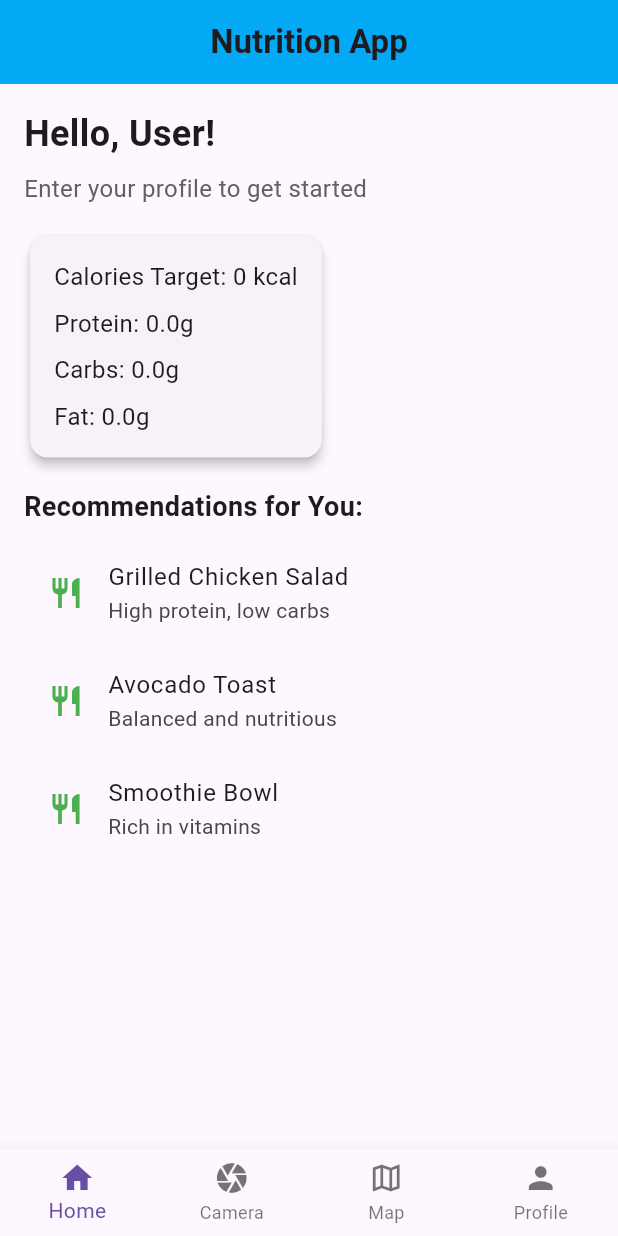
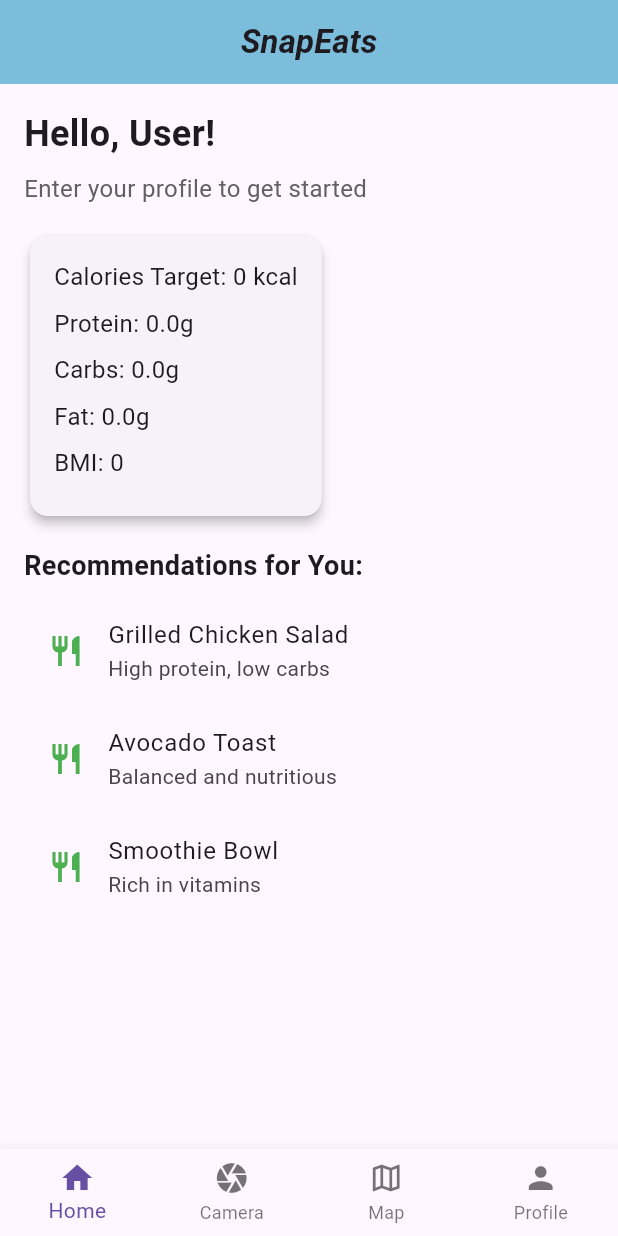
Before and after one commit to lufia0813/SnapEats, a Flutter app: the screen it shows after launch, on a phone screen of 412 x 824 dp. Run offline on Flutter 3.47's test engine with Material 3 defaults, Android fonts, the phone set to English and light mode, and no system bars.

Commit message:
BMI Calculation

```diff
--- a/snapeats/lib/homepage.dart
+++ b/snapeats/lib/homepage.dart
@@ -3,12 +3,15 @@ import 'package:provider/provider.dart';
 import 'user_profile.dart';
 
 class HomePage extends StatelessWidget {
+  const HomePage({super.key});
+
   @override
   Widget build(BuildContext context) {
     final userProfile = context.watch<UserProfile>();
 
     // Calculate BMR (Basal Metabolic Rate) using the Mifflin-St Jeor equation.
     double bmr = 0;
+    double bmi = 0.0;
     if (userProfile.gender == 'Male') {
       bmr = 10 * (userProfile.weight ?? 70) +
           6.25 * (userProfile.height ?? 175) -
@@ -20,6 +23,9 @@ class HomePage extends StatelessWidget {
           5 * (userProfile.age ?? 25) -
           161;
     }
+
+    //calculate bmi  = weight/m^2
+    bmi  = (userProfile.weight ?? 1) / ((userProfile.height ?? 1) /100  * (userProfile.height ?? 1)/100 );
 
     // Adjust calories based on the goal (Gain or Lose)
     double calorieTarget = bmr * 1.2; // Sedentary activity level
@@ -37,11 +43,11 @@ class HomePage extends StatelessWidget {
     return Scaffold(
       appBar: AppBar(
         title: const Text(
-          'Nutrition App',
-          style: TextStyle(fontWeight: FontWeight.bold),
+          'SnapEats',
+          style: TextStyle(fontWeight: FontWeight.bold, fontStyle: FontStyle.italic),
         ),
         centerTitle: true,
-        backgroundColor: Colors.lightBlue,
+        backgroundColor: const Color.fromARGB(255, 124, 189, 220),
       ),
       body: Padding(
         padding: const EdgeInsets.all(16.0),
@@ -92,6 +98,18 @@ class HomePage extends StatelessWidget {
                       'Fat: ${fat.toStringAsFixed(1)}g',
                       style: const TextStyle(fontSize: 16),
                     ),
+                    const SizedBox(height: 8),
+                    if(bmi != 10000)
+                      Text(
+                        'BMI: ${bmi.toStringAsFixed(0)}',
+                        style: const TextStyle(fontSize: 16),
+                      )
+                    else
+                      const Text(
+                        'BMI: 0 ',
+                        style: TextStyle(fontSize: 16),
+                      ),
+                    const SizedBox(height: 8),
                   ],
                 ),
               ),
--- a/snapeats/lib/main.dart
+++ b/snapeats/lib/main.dart
@@ -17,14 +17,13 @@ void main() {
   );
 }
 
-
 class MyApp extends StatelessWidget {
   const MyApp({super.key});
 
   @override
   Widget build(BuildContext context) {
     return const MaterialApp(
-      title: 'Nutrition App',
+      title: 'SnapEats',
       home: MainScreen(),
     );
   }
```
